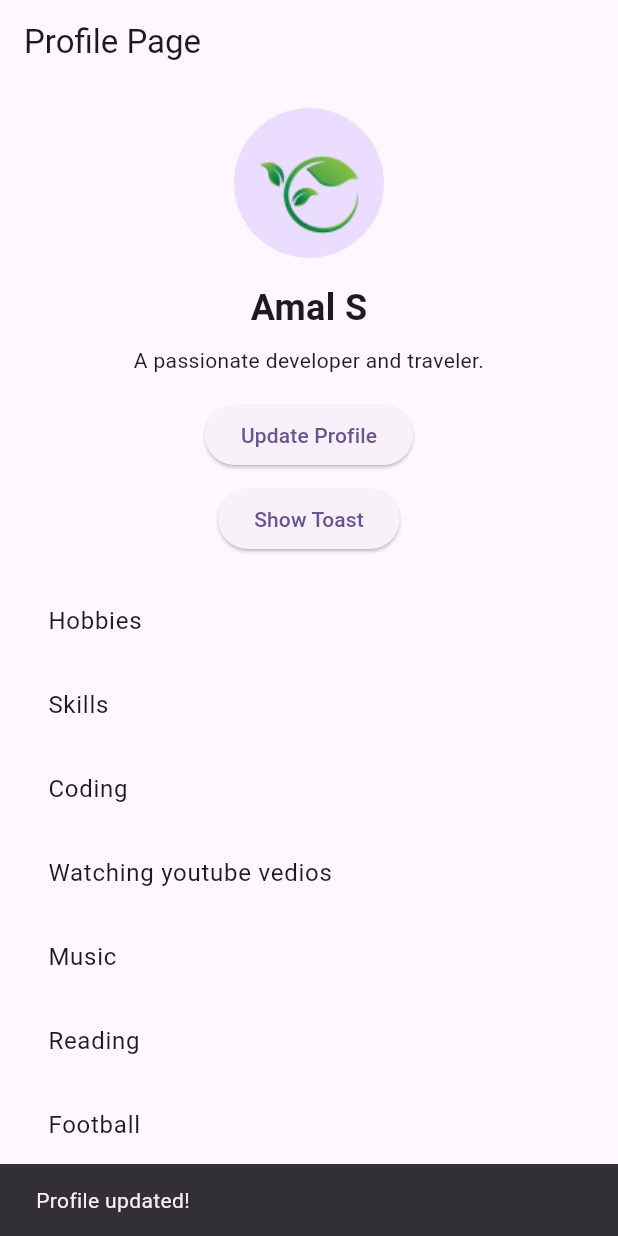
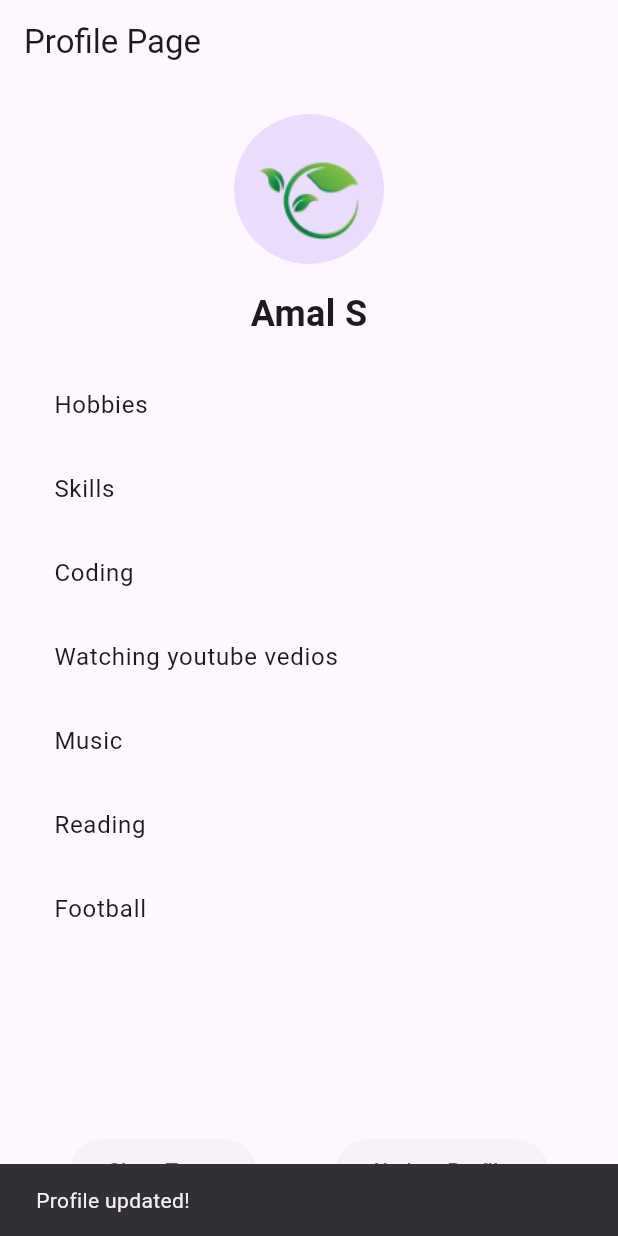
Before and after one commit to Amal168/flutter-projects, a Flutter app: the screen it shows after launch, after a tap on "Update Profile", on a phone screen of 412 x 824 dp. Run offline on Flutter 3.47's test engine with Material 3 defaults, Android fonts, the phone set to English and light mode, and no system bars; our stand-ins replace fluttertoast; key blocks and very long unbroken strings in the code were emptied for the run.

Commit message:
03-10-24

```diff
--- a/lib/03-10-24-task/profile.dart
+++ b/lib/03-10-24-task/profile.dart
@@ -18,8 +18,9 @@ class Profile extends StatelessWidget {
       appBar: AppBar(
         title: Text('Profile Page'),
       ),
-      body: Padding(
-        padding: const EdgeInsets.all(16.0),
+      body: Center(
+        child: Padding(
+          padding: const EdgeInsets.all(20.0),
           child: Column(
             children: [
               CircleAvatar(
@@ -32,24 +33,23 @@ class Profile extends StatelessWidget {
                 'Amal S',
                 style: TextStyle(fontSize: 24, fontWeight: FontWeight.bold),
               ),
-            SizedBox(height: 8),
-            Text(
-              'A passionate developer and traveler.',
-              textAlign: TextAlign.center,
-            ),
+
+
               SizedBox(height: 16),
-            ElevatedButton(
-              onPressed: () {
-                ScaffoldMessenger.of(context).showSnackBar(
-                  SnackBar(
-                    content: Text('Profile updated!'),
-                    duration: Duration(seconds: 2),
-                  ),
+              Expanded(
+                child: ListView.builder(
+                  itemCount: interests.length,
+                  itemBuilder: (context, index) {
+                    return ListTile(
+                      title: Text(interests[index]),
                     );
                   },
-              child: Text('Update Profile'),
                 ),
-            SizedBox(height: 8),
+              ),
+
+
+              Row(mainAxisAlignment: MainAxisAlignment.spaceAround,
+                children: [
                  ElevatedButton(
                 onPressed: () {
                   Fluttertoast.showToast(
@@ -64,18 +64,21 @@ class Profile extends StatelessWidget {
                 },
                 child: Text('Show Toast'),
               ),
-            SizedBox(height: 16),
-            Expanded(
-              child: ListView.builder(
-                itemCount: interests.length,
-                itemBuilder: (context, index) {
-                  return ListTile(
-                    title: Text(interests[index]),
+
+              ElevatedButton(
+                onPressed: () {
+                  ScaffoldMessenger.of(context).showSnackBar(
+                    SnackBar(
+                      content: Text('Profile updated!'),
+                      duration: Duration(seconds: 2),
+                    ),
                   );
                 },
+                child: Text('Update Profile'),
               ),
+              ],)
+            ],
           ),
-          ],
         ),
       ),
     );
```
Lines whose indentation alone changed are shown as unchanged.
